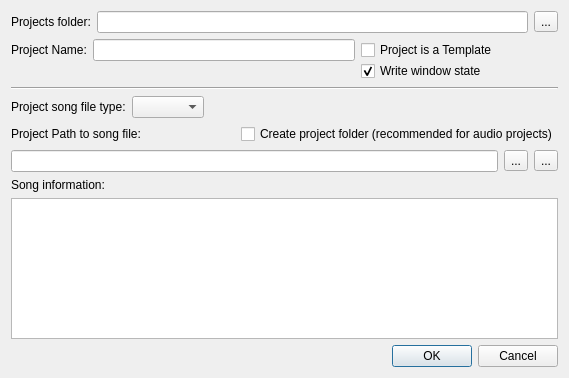
Old version of the form muse2/muse/widgets/projectcreate.ui in the repository emrum/muse.
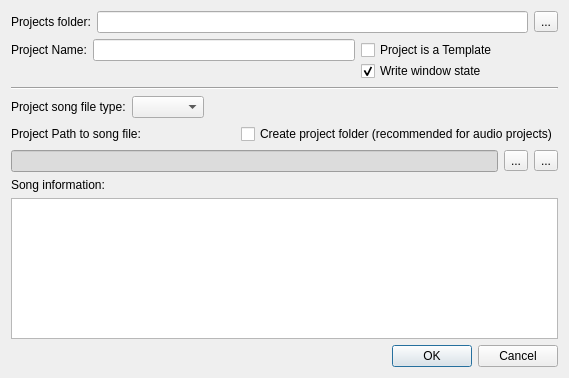
New version of the form.

Patch:
```diff
--- a/muse2/muse/widgets/projectcreate.ui
+++ b/muse2/muse/widgets/projectcreate.ui
@@ -161,6 +161,421 @@
     <layout class="QHBoxLayout" name="horizontalLayout">
      <item>
       <widget class="QLineEdit" name="storageDirEdit">
+       <property name="palette">
+        <palette>
+         <active>
+          <colorrole role="WindowText">
+           <brush brushstyle="SolidPattern">
+            <color alpha="255">
+             <red>0</red>
+             <green>0</green>
+             <blue>0</blue>
+            </color>
+           </brush>
+          </colorrole>
+          <colorrole role="Button">
+           <brush brushstyle="SolidPattern">
+            <color alpha="255">
+             <red>220</red>
+             <green>220</green>
+             <blue>220</blue>
+            </color>
+           </brush>
+          </colorrole>
+          <colorrole role="Light">
+           <brush brushstyle="SolidPattern">
+            <color alpha="255">
+             <red>255</red>
+             <green>255</green>
+             <blue>255</blue>
+            </color>
+           </brush>
+          </colorrole>
+          <colorrole role="Midlight">
+           <brush brushstyle="SolidPattern">
+            <color alpha="255">
+             <red>237</red>
+             <green>237</green>
+             <blue>237</blue>
+            </color>
+           </brush>
+          </colorrole>
+          <colorrole role="Dark">
+           <brush brushstyle="SolidPattern">
+            <color alpha="255">
+             <red>110</red>
+             <green>110</green>
+             <blue>110</blue>
+            </color>
+           </brush>
+          </colorrole>
+          <colorrole role="Mid">
+           <brush brushstyle="SolidPattern">
+            <color alpha="255">
+             <red>147</red>
+             <green>147</green>
+             <blue>147</blue>
+            </color>
+           </brush>
+          </colorrole>
+          <colorrole role="Text">
+           <brush brushstyle="SolidPattern">
+            <color alpha="255">
+             <red>0</red>
+             <green>0</green>
+             <blue>0</blue>
+            </color>
+           </brush>
+          </colorrole>
+          <colorrole role="BrightText">
+           <brush brushstyle="SolidPattern">
+            <color alpha="255">
+             <red>255</red>
+             <green>255</green>
+             <blue>255</blue>
+            </color>
+           </brush>
+          </colorrole>
+          <colorrole role="ButtonText">
+           <brush brushstyle="SolidPattern">
+            <color alpha="255">
+             <red>0</red>
+             <green>0</green>
+             <blue>0</blue>
+            </color>
+           </brush>
+          </colorrole>
+          <colorrole role="Base">
+           <brush brushstyle="SolidPattern">
+            <color alpha="255">
+             <red>220</red>
+             <green>220</green>
+             <blue>220</blue>
+            </color>
+           </brush>
+          </colorrole>
+          <colorrole role="Window">
+           <brush brushstyle="SolidPattern">
+            <color alpha="255">
+             <red>220</red>
+             <green>220</green>
+             <blue>220</blue>
+            </color>
+           </brush>
+          </colorrole>
+          <colorrole role="Shadow">
+           <brush brushstyle="SolidPattern">
+            <color alpha="255">
+             <red>0</red>
+             <green>0</green>
+             <blue>0</blue>
+            </color>
+           </brush>
+          </colorrole>
+          <colorrole role="AlternateBase">
+           <brush brushstyle="SolidPattern">
+            <color alpha="255">
+             <red>237</red>
+             <green>237</green>
+             <blue>237</blue>
+            </color>
+           </brush>
+          </colorrole>
+          <colorrole role="ToolTipBase">
+           <brush brushstyle="SolidPattern">
+            <color alpha="255">
+             <red>255</red>
+             <green>255</green>
+             <blue>220</blue>
+            </color>
+           </brush>
+          </colorrole>
+          <colorrole role="ToolTipText">
+           <brush brushstyle="SolidPattern">
+            <color alpha="255">
+             <red>0</red>
+             <green>0</green>
+             <blue>0</blue>
+            </color>
+           </brush>
+          </colorrole>
+         </active>
+         <inactive>
+          <colorrole role="WindowText">
+           <brush brushstyle="SolidPattern">
+            <color alpha="255">
+             <red>0</red>
+             <green>0</green>
+             <blue>0</blue>
+            </color>
+           </brush>
+          </colorrole>
+          <colorrole role="Button">
+           <brush brushstyle="SolidPattern">
+            <color alpha="255">
+             <red>220</red>
+             <green>220</green>
+             <blue>220</blue>
+            </color>
+           </brush>
+          </colorrole>
+          <colorrole role="Light">
+           <brush brushstyle="SolidPattern">
+            <color alpha="255">
+             <red>255</red>
+             <green>255</green>
+             <blue>255</blue>
+            </color>
+           </brush>
+          </colorrole>
+          <colorrole role="Midlight">
+           <brush brushstyle="SolidPattern">
+            <color alpha="255">
+             <red>237</red>
+             <green>237</green>
+             <blue>237</blue>
+            </color>
+           </brush>
+          </colorrole>
+          <colorrole role="Dark">
+           <brush brushstyle="SolidPattern">
+            <color alpha="255">
+             <red>110</red>
+             <green>110</green>
+             <blue>110</blue>
+            </color>
+           </brush>
+          </colorrole>
+          <colorrole role="Mid">
+           <brush brushstyle="SolidPattern">
+            <color alpha="255">
+             <red>147</red>
+             <green>147</green>
+             <blue>147</blue>
+            </color>
+           </brush>
+          </colorrole>
+          <colorrole role="Text">
+           <brush brushstyle="SolidPattern">
+            <color alpha="255">
+             <red>0</red>
+             <green>0</green>
+             <blue>0</blue>
+            </color>
+           </brush>
+          </colorrole>
+          <colorrole role="BrightText">
+           <brush brushstyle="SolidPattern">
+            <color alpha="255">
+             <red>255</red>
+             <green>255</green>
+             <blue>255</blue>
+            </color>
+           </brush>
+          </colorrole>
+          <colorrole role="ButtonText">
+           <brush brushstyle="SolidPattern">
+            <color alpha="255">
+             <red>0</red>
+             <green>0</green>
+             <blue>0</blue>
+            </color>
+           </brush>
+          </colorrole>
+          <colorrole role="Base">
+           <brush brushstyle="SolidPattern">
+            <color alpha="255">
+             <red>220</red>
+             <green>220</green>
+             <blue>220</blue>
+            </color>
+           </brush>
+          </colorrole>
+          <colorrole role="Window">
+           <brush brushstyle="SolidPattern">
+            <color alpha="255">
+             <red>220</red>
+             <green>220</green>
+             <blue>220</blue>
+            </color>
+           </brush>
+          </colorrole>
+          <colorrole role="Shadow">
+           <brush brushstyle="SolidPattern">
+            <color alpha="255">
+             <red>0</red>
+             <green>0</green>
+             <blue>0</blue>
+            </color>
+           </brush>
+          </colorrole>
+          <colorrole role="AlternateBase">
+           <brush brushstyle="SolidPattern">
+            <color alpha="255">
+             <red>237</red>
+             <green>237</green>
+             <blue>237</blue>
+            </color>
+           </brush>
+          </colorrole>
+          <colorrole role="ToolTipBase">
+           <brush brushstyle="SolidPattern">
+            <color alpha="255">
+             <red>255</red>
+             <green>255</green>
+             <blue>220</blue>
+            </color>
+           </brush>
+          </colorrole>
+          <colorrole role="ToolTipText">
+           <brush brushstyle="SolidPattern">
+            <color alpha="255">
+             <red>0</red>
+             <green>0</green>
+             <blue>0</blue>
+            </color>
+           </brush>
+          </colorrole>
+         </inactive>
+         <disabled>
+          <colorrole role="WindowText">
+           <brush brushstyle="SolidPattern">
+            <color alpha="255">
+             <red>110</red>
+             <green>110</green>
+             <blue>110</blue>
+            </color>
+           </brush>
+          </colorrole>
+          <colorrole role="Button">
+           <brush brushstyle="SolidPattern">
+            <color alpha="255">
+             <red>220</red>
+             <green>220</green>
+             <blue>220</blue>
+            </color>
+           </brush>
+          </colorrole>
+          <colorrole role="Light">
+           <brush brushstyle="SolidPattern">
+            <color alpha="255">
+             <red>255</red>
+             <green>255</green>
+             <blue>255</blue>
+            </color>
+           </brush>
+          </colorrole>
+          <colorrole role="Midlight">
+           <brush brushstyle="SolidPattern">
+            <color alpha="255">
+             <red>237</red>
+             <green>237</green>
+             <blue>237</blue>
+            </color>
+           </brush>
+          </colorrole>
+          <colorrole role="Dark">
+           <brush brushstyle="SolidPattern">
+            <color alpha="255">
+             <red>110</red>
+             <green>110</green>
+             <blue>110</blue>
+            </color>
+           </brush>
+          </colorrole>
+          <colorrole role="Mid">
+           <brush brushstyle="SolidPattern">
+            <color alpha="255">
+             <red>147</red>
+             <green>147</green>
+             <blue>147</blue>
+            </color>
+           </brush>
+          </colorrole>
+          <colorrole role="Text">
+           <brush brushstyle="SolidPattern">
+            <color alpha="255">
+             <red>110</red>
+             <green>110</green>
+             <blue>110</blue>
+            </color>
+           </brush>
+          </colorrole>
+          <colorrole role="BrightText">
+           <brush brushstyle="SolidPattern">
+            <color alpha="255">
+             <red>255</red>
+             <green>255</green>
+             <blue>255</blue>
+            </color>
+           </brush>
+          </colorrole>
+          <colorrole role="ButtonText">
+           <brush brushstyle="SolidPattern">
+            <color alpha="255">
+             <red>110</red>
+             <green>110</green>
+             <blue>110</blue>
+            </color>
+           </brush>
+          </colorrole>
+          <colorrole role="Base">
+           <brush brushstyle="SolidPattern">
+            <color alpha="255">
+             <red>220</red>
+             <green>220</green>
+             <blue>220</blue>
+            </color>
+           </brush>
+          </colorrole>
+          <colorrole role="Window">
+           <brush brushstyle="SolidPattern">
+            <color alpha="255">
+             <red>220</red>
+             <green>220</green>
+             <blue>220</blue>
+            </color>
+           </brush>
+          </colorrole>
+          <colorrole role="Shadow">
+           <brush brushstyle="SolidPattern">
+            <color alpha="255">
+             <red>0</red>
+             <green>0</green>
+             <blue>0</blue>
+            </color>
+           </brush>
+          </colorrole>
+          <colorrole role="AlternateBase">
+           <brush brushstyle="SolidPattern">
+            <color alpha="255">
+             <red>220</red>
+             <green>220</green>
+             <blue>220</blue>
+            </color>
+           </brush>
+          </colorrole>
+          <colorrole role="ToolTipBase">
+           <brush brushstyle="SolidPattern">
+            <color alpha="255">
+             <red>255</red>
+             <green>255</green>
+             <blue>220</blue>
+            </color>
+           </brush>
+          </colorrole>
+          <colorrole role="ToolTipText">
+           <brush brushstyle="SolidPattern">
+            <color alpha="255">
+             <red>0</red>
+             <green>0</green>
+             <blue>0</blue>
+            </color>
+           </brush>
+          </colorrole>
+         </disabled>
+        </palette>
+       </property>
        <property name="readOnly">
         <bool>true</bool>
        </property>
```
